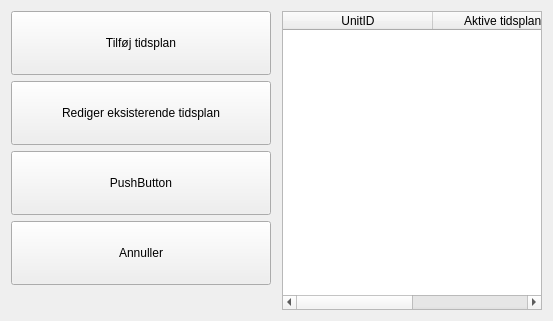
PRJ2GR15/Software-Design, file HomeAutomation/editentry.ui: the form before one commit.
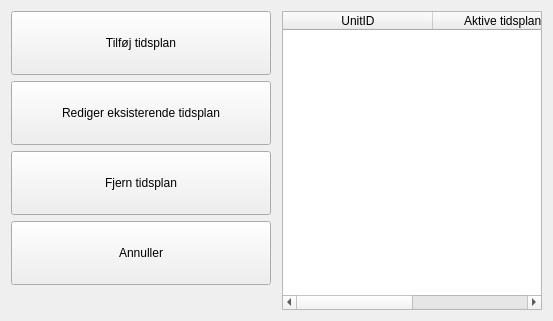
The form after the commit.

Patch:
```diff
--- a/HomeAutomation/editentry.ui
+++ b/HomeAutomation/editentry.ui
@@ -57,7 +57,7 @@
         </sizepolicy>
        </property>
        <property name="text">
-        <string>PushButton</string>
+        <string>Fjern tidsplan</string>
        </property>
       </widget>
      </item>
```
Left out of the diff: 2 changed lines with no effect on the pictures.
